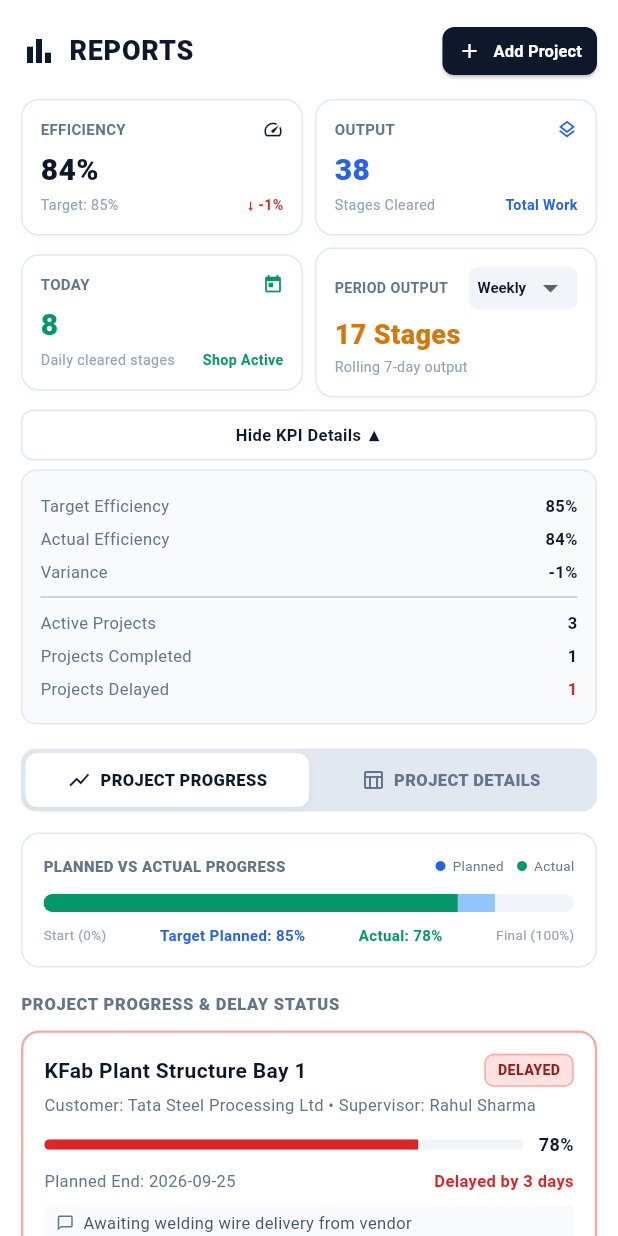
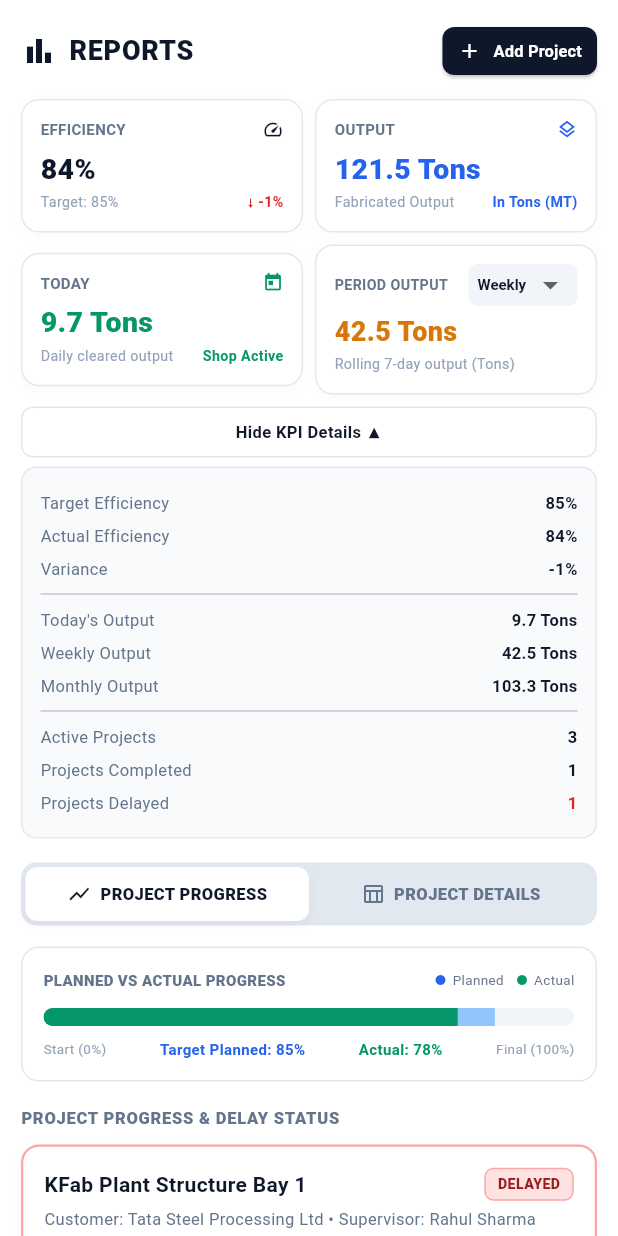
Before and after one commit to SachinSingh008/Kfab-Lite, a Flutter app: the ReportsBillsScreen screen opened directly with empty values, after a tap on "View KPI Details ▼", on a phone screen of 412 x 824 dp. Run offline on Flutter 3.47's test engine with Material 3 defaults, Android fonts, the phone set to English and light mode, and no system bars; our stand-ins replace supabase_flutter; accounts and stored records are empty.

Commit message:
added reports tab

```diff
--- a/kfab-mobile/lib/screens/reports/reports_bills_screen.dart
+++ b/kfab-mobile/lib/screens/reports/reports_bills_screen.dart
@@ -887,6 +887,14 @@ class _ReportsBillsScreenState extends State<ReportsBillsScreen> {
     final int delayedProjectsCount = _projects.where((p) => p.isDelayed).length;
     final int completedProjectsCount = _projects.where((p) => p.progressPercent == 100).length;
 
+    // Output Calculations in Tons based on fabricated project tonnage (45 MT / project)
+    final double computedTons = _projects.fold<double>(0.0, (acc, p) => acc + ((p.progressPercent / 100.0) * 45.0));
+    final double totalCompletedTons = ((computedTons > 0 ? computedTons : (totalCells > 0 ? (completedCells / totalCells) * 135.0 : 121.5)) * 10).round() / 10.0;
+    final double todayTons = ((totalCompletedTons * 0.08) * 10).round() / 10.0;
+    final double weeklyTons = ((totalCompletedTons * 0.35) * 10).round() / 10.0;
+    final double monthlyTons = ((totalCompletedTons * 0.85) * 10).round() / 10.0;
+    final double periodTons = _period == 'weekly' ? weeklyTons : monthlyTons;
+
     return RefreshIndicator(
       onRefresh: _loadReportsData,
       child: SingleChildScrollView(
@@ -927,7 +935,7 @@ class _ReportsBillsScreenState extends State<ReportsBillsScreen> {
             const SizedBox(height: 12),
 
             // ------------------------------------------------------------------
-            // FOUR TOP KPI CARDS (Efficiency, Output, Today, Period Output)
+            // FOUR TOP KPI CARDS (Efficiency, Output, Today, Period Output in Tons)
             // ------------------------------------------------------------------
             Row(
               children: [
@@ -946,9 +954,9 @@ class _ReportsBillsScreenState extends State<ReportsBillsScreen> {
                 Expanded(
                   child: _buildKpiCard(
                     title: 'OUTPUT',
-                    value: '$completedCells',
-                    subtext: 'Stages Cleared',
-                    trend: 'Total Work',
+                    value: '$totalCompletedTons Tons',
+                    subtext: 'Fabricated Output',
+                    trend: 'In Tons (MT)',
                     trendColor: const Color(0xFF2563EB),
                     icon: Icons.layers_outlined,
                     cardColor: const Color(0xFF2563EB),
@@ -962,8 +970,8 @@ class _ReportsBillsScreenState extends State<ReportsBillsScreen> {
                 Expanded(
                   child: _buildKpiCard(
                     title: 'TODAY',
-                    value: '${(completedCells * 0.2).round()}',
-                    subtext: 'Daily cleared stages',
+                    value: '$todayTons Tons',
+                    subtext: 'Daily cleared output',
                     trend: 'Shop Active',
                     trendColor: const Color(0xFF059669),
                     icon: Icons.today,
@@ -1010,12 +1018,16 @@ class _ReportsBillsScreenState extends State<ReportsBillsScreen> {
                           ],
                         ),
                         const SizedBox(height: 4),
-                        Text(
-                          _period == 'weekly' ? '${(completedCells * 0.45).round()} Stages' : '$completedCells Stages',
-                          style: const TextStyle(fontSize: 18, fontWeight: FontWeight.w900, color: Color(0xFFD97706)),
+                        FittedBox(
+                          fit: BoxFit.scaleDown,
+                          alignment: Alignment.centerLeft,
+                          child: Text(
+                            '$periodTons Tons',
+                            style: const TextStyle(fontSize: 18, fontWeight: FontWeight.w900, color: Color(0xFFD97706)),
+                          ),
                         ),
                         const SizedBox(height: 2),
-                        Text(_period == 'weekly' ? 'Rolling 7-day output' : 'Rolling 30-day output', style: const TextStyle(fontSize: 9.5, color: Color(0xFF94A3B8))),
+                        Text(_period == 'weekly' ? 'Rolling 7-day output (Tons)' : 'Rolling 30-day output (Tons)', style: const TextStyle(fontSize: 9.5, color: Color(0xFF94A3B8))),
                       ],
                     ),
                   ),
@@ -1060,6 +1072,10 @@ class _ReportsBillsScreenState extends State<ReportsBillsScreen> {
                     _buildDetailRow('Target Efficiency', '85%'),
                     _buildDetailRow('Actual Efficiency', '$efficiency%'),
                     _buildDetailRow('Variance', '${efficiency - 85}%'),
+                    const Divider(height: 12),
+                    _buildDetailRow("Today's Output", '$todayTons Tons'),
+                    _buildDetailRow('Weekly Output', '$weeklyTons Tons'),
+                    _buildDetailRow('Monthly Output', '$monthlyTons Tons'),
                     const Divider(height: 12),
                     _buildDetailRow('Active Projects', '${_projects.length}'),
                     _buildDetailRow('Projects Completed', '$completedProjectsCount'),
@@ -1632,7 +1648,11 @@ class _ReportsBillsScreenState extends State<ReportsBillsScreen> {
             ],
           ),
           const SizedBox(height: 6),
-          Text(value, style: TextStyle(fontSize: 20, fontWeight: FontWeight.w900, color: cardColor)),
+          FittedBox(
+            fit: BoxFit.scaleDown,
+            alignment: Alignment.centerLeft,
+            child: Text(value, style: TextStyle(fontSize: 19, fontWeight: FontWeight.w900, color: cardColor)),
+          ),
           const SizedBox(height: 2),
           Row(
             mainAxisAlignment: MainAxisAlignment.spaceBetween,
```
